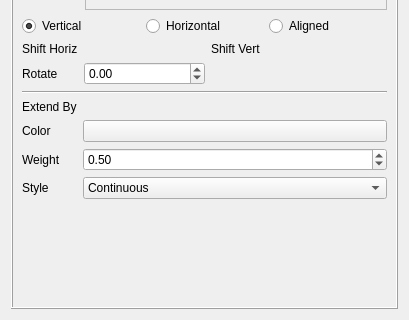
Old version of the form src/Mod/TechDraw/Gui/TaskCenterLine.ui in the repository berndhahnebach/All_FreeCAD; both pictures show x 0 to 409 and y 140 to 460 of the 409 by 460 pixel window.
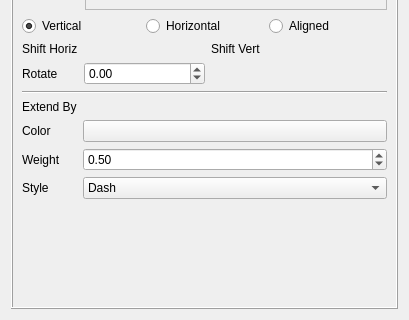
New version of the form. Icons and pictures are not drawn. Custom widgets are drawn as their Qt base class.

Commit message:
[TD] improve dialogs
- DlgPrefsTechDraw3.ui: improve wording as discussed
- TaskCL2Lines.ui: morph option to QCheckBox
- TaskCenterLine.cpp: the Aligned option is not available for face mode
- TaskCenterLine.ui: use same default line style as in prefs
- TaskCenterLine.ui: correct tooltip for align option

Diff of the .ui file:
```diff
--- a/src/Mod/TechDraw/Gui/TaskCenterLine.ui
+++ b/src/Mod/TechDraw/Gui/TaskCenterLine.ui
@@ -252,7 +252,7 @@
           <item row="4" column="1">
            <widget class="QComboBox" name="cboxStyle">
             <property name="currentIndex">
-             <number>0</number>
+             <number>1</number>
             </property>
             <item>
              <property name="text">
```
Left out of the diff: 5 changed lines with no effect on the pictures. The commit also changes 3 other files.
